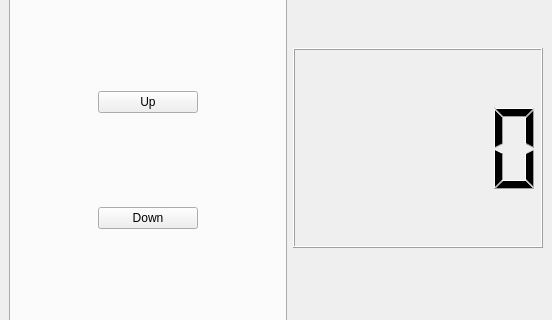
This is mainwindow.ui in gslg-1/BLETableControl as Qt 5 draws it before an edit; both pictures show x 0 to 552 and y 91 to 411 of the 552 by 536 pixel window. The edited form follows.
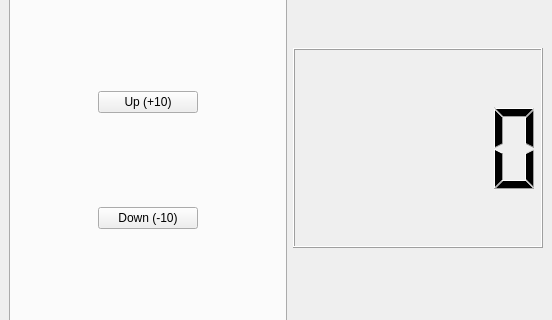
This is the edited form. The open tabs and pages were chosen to show the change.

Commit message: GUI - Added Step width indication

What changed in the file:
```diff
--- a/mainwindow.ui
+++ b/mainwindow.ui
@@ -138,7 +138,7 @@
                    </size>
                   </property>
                   <property name="text">
-                   <string>Up</string>
+                   <string>Up (+10)</string>
                   </property>
                  </widget>
                 </item>
@@ -194,7 +194,7 @@
                    </size>
                   </property>
                   <property name="text">
-                   <string>Down</string>
+                   <string>Down (-10)</string>
                   </property>
                  </widget>
                 </item>
```
Left out of the diff: 2 changed lines with no effect on the pictures.
